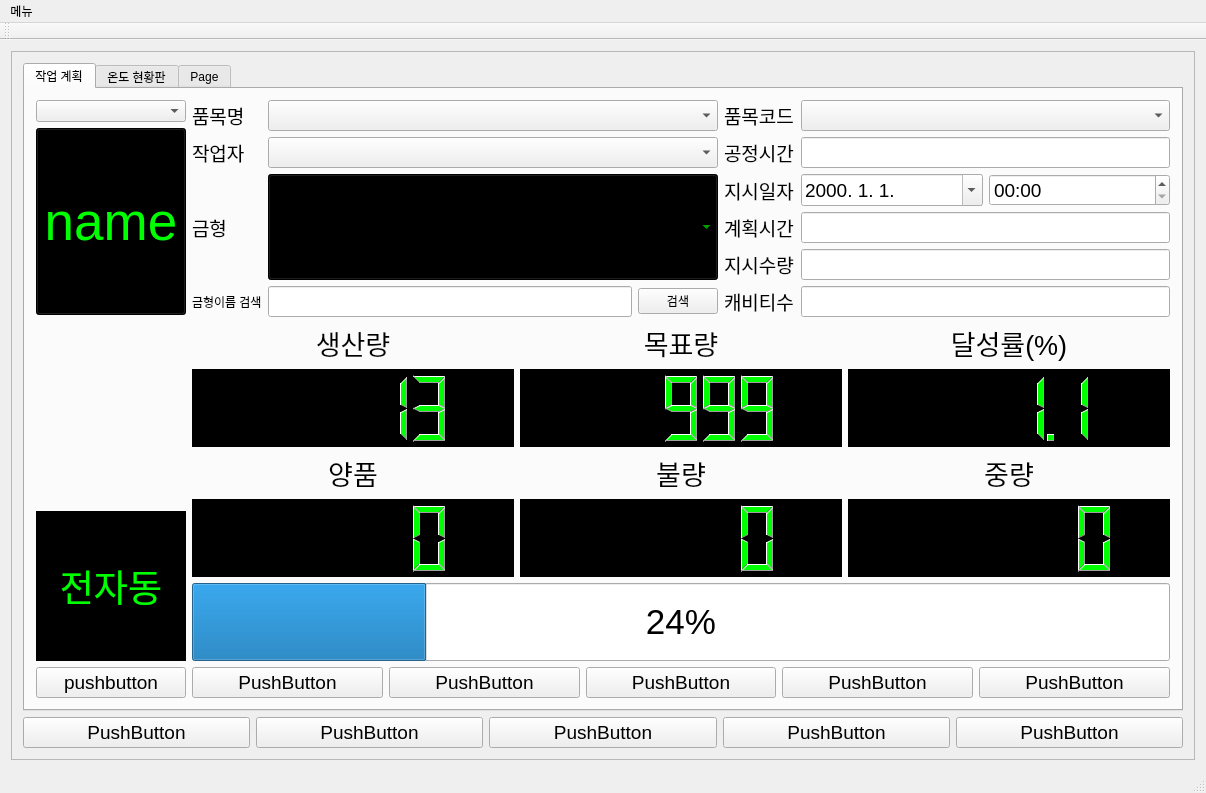
The window that mainwindow.ui (kimbakcho/QCproject) describes before a commit, drawn with Qt 5.
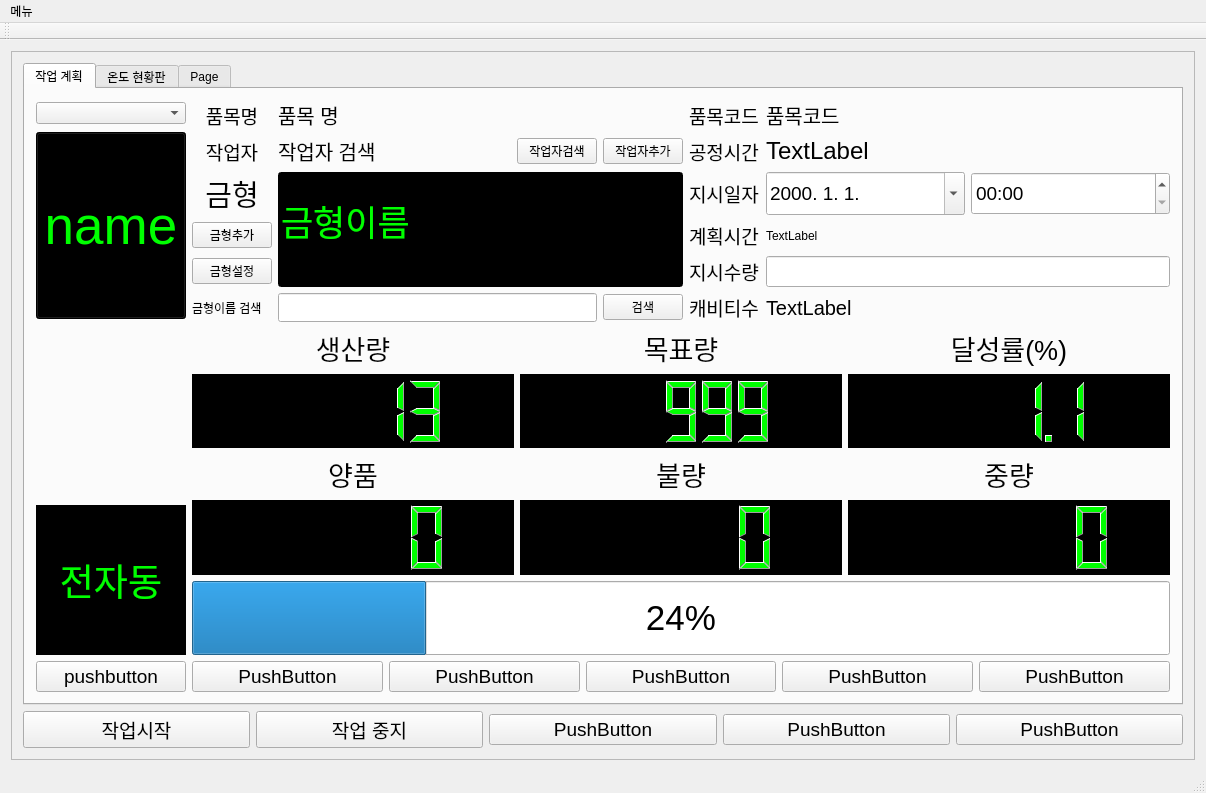
The same window after the commit. Icons and pictures are not drawn. Custom widgets are drawn as their Qt base class.

Patch:
```diff
--- a/mainwindow.ui
+++ b/mainwindow.ui
@@ -50,7 +50,7 @@
            </font>
           </property>
           <property name="text">
-           <string>PushButton</string>
+           <string>작업 중지</string>
           </property>
          </widget>
         </item>
@@ -74,7 +74,11 @@
            </font>
           </property>
           <property name="text">
-           <string>PushButton</string>
+           <string>작업시작</string>
+          </property>
+          <property name="icon">
+           <iconset resource="Res.qrc">
+            <normaloff>:/icon/icon/play-button.png</normaloff>:/icon/icon/play-button.png</iconset>
           </property>
          </widget>
         </item>
@@ -117,7 +121,7 @@
                <widget class="QComboBox" name="machinenamelistbox"/>
               </item>
               <item row="1" column="0">
-               <widget class="QPushButton" name="pushButton_2">
+               <widget class="QPushButton" name="machine_name_btn">
                 <property name="sizePolicy">
                  <sizepolicy hsizetype="Preferred" vsizetype="Preferred">
                   <horstretch>0</horstretch>
@@ -179,6 +183,9 @@
                 <property name="text">
                  <string>작업자</string>
                 </property>
+                <property name="alignment">
+                 <set>Qt::AlignCenter</set>
+                </property>
                </widget>
               </item>
               <item row="0" column="2">
@@ -193,30 +200,6 @@
                 </property>
                </widget>
               </item>
-              <item row="0" column="1">
-               <widget class="QComboBox" name="comboBox_2">
-                <property name="sizePolicy">
-                 <sizepolicy hsizetype="Preferred" vsizetype="Preferred">
-                  <horstretch>0</horstretch>
-                  <verstretch>0</verstretch>
-                 </sizepolicy>
-                </property>
-                <property name="font">
-                 <font>
-                  <pointsize>14</pointsize>
-                 </font>
-                </property>
-               </widget>
-              </item>
-              <item row="1" column="3">
-               <widget class="QLineEdit" name="lineEdit_4">
-                <property name="font">
-                 <font>
-                  <pointsize>14</pointsize>
-                 </font>
-                </property>
-               </widget>
-              </item>
               <item row="4" column="2">
                <widget class="QLabel" name="label_12">
                 <property name="font">
@@ -239,25 +222,13 @@
                 <property name="text">
                  <string>품목명</string>
                 </property>
+                <property name="alignment">
+                 <set>Qt::AlignCenter</set>
+                </property>
                </widget>
               </item>
               <item row="4" column="3">
-               <widget class="QLineEdit" name="lineEdit_10">
-                <property name="font">
-                 <font>
-                  <pointsize>14</pointsize>
-                 </font>
-                </property>
-               </widget>
-              </item>
-              <item row="0" column="3">
-               <widget class="QComboBox" name="comboBox_3">
-                <property name="sizePolicy">
-                 <sizepolicy hsizetype="Preferred" vsizetype="Preferred">
-                  <horstretch>0</horstretch>
-                  <verstretch>0</verstretch>
-                 </sizepolicy>
-                </property>
+               <widget class="QLineEdit" name="orders_count_LE">
                 <property name="font">
                  <font>
                   <pointsize>14</pointsize>
@@ -289,24 +260,6 @@
                 </property>
                </widget>
               </item>
-              <item row="3" column="3">
-               <widget class="QLineEdit" name="lineEdit_8">
-                <property name="font">
-                 <font>
-                  <pointsize>14</pointsize>
-                 </font>
-                </property>
-               </widget>
-              </item>
-              <item row="5" column="3">
-               <widget class="QLineEdit" name="lineEdit_12">
-                <property name="font">
-                 <font>
-                  <pointsize>14</pointsize>
-                 </font>
-                </property>
-               </widget>
-              </item>
               <item row="2" column="2">
                <widget class="QLabel" name="label_10">
                 <property name="font">
@@ -365,245 +318,6 @@
                 </item>
                </layout>
               </item>
-              <item row="1" column="1">
-               <widget class="QComboBox" name="comboBox_4">
-                <property name="sizePolicy">
-                 <sizepolicy hsizetype="Preferred" vsizetype="Preferred">
-                  <horstretch>0</horstretch>
-                  <verstretch>0</verstretch>
-                 </sizepolicy>
-                </property>
-                <property name="font">
-                 <font>
-                  <pointsize>14</pointsize>
-                 </font>
-                </property>
-               </widget>
-              </item>
-              <item row="2" column="0" rowspan="3">
-               <widget class="QLabel" name="label_6">
-                <property name="font">
-                 <font>
-                  <pointsize>14</pointsize>
-                 </font>
-                </property>
-                <property name="text">
-                 <string>금형</string>
-                </property>
-               </widget>
-              </item>
-              <item row="2" column="1" rowspan="3">
-               <widget class="QComboBox" name="mold_name_box">
-                <property name="sizePolicy">
-                 <sizepolicy hsizetype="Minimum" vsizetype="MinimumExpanding">
-                  <horstretch>0</horstretch>
-                  <verstretch>0</verstretch>
-                 </sizepolicy>
-                </property>
-                <property name="minimumSize">
-                 <size>
-                  <width>450</width>
-                  <height>0</height>
-                 </size>
-                </property>
-                <property name="palette">
-                 <palette>
-                  <active>
-                   <colorrole role="WindowText">
-                    <brush brushstyle="SolidPattern">
-                     <color alpha="255">
-                      <red>0</red>
-                      <green>255</green>
-                      <blue>0</blue>
-                     </color>
-                    </brush>
-                   </colorrole>
-                   <colorrole role="Button">
-                    <brush brushstyle="SolidPattern">
-                     <color alpha="255">
-                      <red>0</red>
-                      <green>0</green>
-                      <blue>0</blue>
-                     </color>
-                    </brush>
-                   </colorrole>
-                   <colorrole role="Text">
-                    <brush brushstyle="SolidPattern">
-                     <color alpha="255">
-                      <red>0</red>
-                      <green>255</green>
-                      <blue>0</blue>
-                     </color>
-                    </brush>
-                   </colorrole>
-                   <colorrole role="ButtonText">
-                    <brush brushstyle="SolidPattern">
-                     <color alpha="255">
-                      <red>0</red>
-                      <green>255</green>
-                      <blue>0</blue>
-                     </color>
-                    </brush>
-                   </colorrole>
-                   <colorrole role="Base">
-                    <brush brushstyle="SolidPattern">
-                     <color alpha="255">
-                      <red>0</red>
-                      <green>0</green>
-                      <blue>0</blue>
-                     </color>
-                    </brush>
-                   </colorrole>
-                   <colorrole role="Window">
-                    <brush brushstyle="SolidPattern">
-                     <color alpha="255">
-                      <red>0</red>
-                      <green>0</green>
-                      <blue>0</blue>
-                     </color>
-                    </brush>
-                   </colorrole>
-                  </active>
-                  <inactive>
-                   <colorrole role="WindowText">
-                    <brush brushstyle="SolidPattern">
-                     <color alpha="255">
-                      <red>0</red>
-                      <green>255</green>
-                      <blue>0</blue>
-                     </color>
-                    </brush>
-                   </colorrole>
-                   <colorrole role="Button">
-                    <brush brushstyle="SolidPattern">
-                     <color alpha="255">
-                      <red>0</red>
-                      <green>0</green>
-                      <blue>0</blue>
-                     </color>
-                    </brush>
-                   </colorrole>
-                   <colorrole role="Text">
-                    <brush brushstyle="SolidPattern">
-                     <color alpha="255">
-                      <red>0</red>
-                      <green>255</green>
-                      <blue>0</blue>
-                     </color>
-                    </brush>
-                   </colorrole>
-                   <colorrole role="ButtonText">
-                    <brush brushstyle="SolidPattern">
-                     <color alpha="255">
-                      <red>0</red>
-                      <green>255</green>
-                      <blue>0</blue>
-                     </color>
-                    </brush>
-                   </colorrole>
-                   <colorrole role="Base">
-                    <brush brushstyle="SolidPattern">
-                     <color alpha="255">
-                      <red>0</red>
-                      <green>0</green>
-                      <blue>0</blue>
-                     </color>
-                    </brush>
-                   </colorrole>
-                   <colorrole role="Window">
-                    <brush brushstyle="SolidPattern">
-                     <color alpha="255">
-                      <red>0</red>
-                      <green>0</green>
-                      <blue>0</blue>
-                     </color>
-                    </brush>
-                   </colorrole>
-                  </inactive>
-                  <disabled>
-                   <colorrole role="WindowText">
-                    <brush brushstyle="SolidPattern">
-                     <color alpha="255">
-                      <red>0</red>
-                      <green>255</green>
-                      <blue>0</blue>
-                     </color>
-                    </brush>
-                   </colorrole>
-                   <colorrole role="Button">
-                    <brush brushstyle="SolidPattern">
-                     <color alpha="255">
-                      <red>0</red>
-                      <green>0</green>
-                      <blue>0</blue>
-                     </color>
-                    </brush>
-                   </colorrole>
-                   <colorrole role="Text">
-                    <brush brushstyle="SolidPattern">
-                     <color alpha="255">
-                      <red>0</red>
-                      <green>255</green>
-                      <blue>0</blue>
-                     </color>
-                    </brush>
-                   </colorrole>
-                   <colorrole role="ButtonText">
-                    <brush brushstyle="SolidPattern">
-                     <color alpha="255">
-                      <red>0</red>
-                      <green>255</green>
-                      <blue>0</blue>
-                     </color>
-                    </brush>
-                   </colorrole>
-                   <colorrole role="Base">
-                    <brush brushstyle="SolidPattern">
-                     <color alpha="255">
-                      <red>0</red>
-                      <green>0</green>
-                      <blue>0</blue>
-                     </color>
-                    </brush>
-                   </colorrole>
-                   <colorrole role="Window">
-                    <brush brushstyle="SolidPattern">
-                     <color alpha="255">
-                      <red>0</red>
-                      <green>0</green>
-                      <blue>0</blue>
-                     </color>
-                    </brush>
-                   </colorrole>
-                  </disabled>
-                 </palette>
-                </property>
-                <property name="font">
-                 <font>
-                  <pointsize>28</pointsize>
-                 </font>
-                </property>
-                <property name="styleSheet">
-                 <string notr="true">QComboBox {
-	background:rgb(0, 0, 0);
-	color : rgb(0, 255, 0);
-}
-
-QComboBox::down-arrow {
-	image: url(:/icon/icon/download.png);
-}</string>
-                </property>
-                <property name="currentText">
-                 <string/>
-                </property>
-                <property name="iconSize">
-                 <size>
-                  <width>16</width>
-                  <height>16</height>
-                 </size>
-                </property>
-               </widget>
-              </item>
               <item row="5" column="1">
                <layout class="QHBoxLayout" name="horizontalLayout_2">
                 <item>
@@ -629,6 +343,160 @@
                 </item>
                </layout>
               </item>
+              <item row="4" column="0">
+               <widget class="QPushButton" name="pushButton_2">
+                <property name="text">
+                 <string>금형설정</string>
+                </property>
+               </widget>
+              </item>
+              <item row="3" column="0">
+               <widget class="QPushButton" name="pushButton_4">
+                <property name="text">
+                 <string>금형추가</string>
+                </property>
+               </widget>
+              </item>
+              <item row="2" column="0">
+               <widget class="QLabel" name="label_6">
+                <property name="font">
+                 <font>
+                  <pointsize>22</pointsize>
+                 </font>
+                </property>
+                <property name="text">
+                 <string>금형</string>
+                </property>
+                <property name="alignment">
+                 <set>Qt::AlignCenter</set>
+                </property>
+               </widget>
+              </item>
+              <item row="1" column="1">
+               <layout class="QHBoxLayout" name="horizontalLayout_3">
+                <item>
+                 <widget class="QLabel" name="works_name_label">
+                  <property name="font">
+                   <font>
+                    <pointsize>15</pointsize>
+                   </font>
+                  </property>
+                  <property name="text">
+                   <string>작업자 검색</string>
+                  </property>
+                 </widget>
+                </item>
+                <item>
+                 <widget class="QPushButton" name="pushButton_6">
+                  <property name="sizePolicy">
+                   <sizepolicy hsizetype="Maximum" vsizetype="Fixed">
+                    <horstretch>0</horstretch>
+                    <verstretch>0</verstretch>
+                   </sizepolicy>
+                  </property>
+                  <property name="text">
+                   <string>작업자검색</string>
+                  </property>
+                  <property name="icon">
+                   <iconset resource="Res.qrc">
+                    <normaloff>:/icon/icon/search.png</normaloff>:/icon/icon/search.png</iconset>
+                  </property>
+                 </widget>
+                </item>
+                <item>
+                 <widget class="QPushButton" name="pushButton_5">
+                  <property name="sizePolicy">
+                   <sizepolicy hsizetype="Maximum" vsizetype="Fixed">
+                    <horstretch>0</horstretch>
+                    <verstretch>0</verstretch>
+                   </sizepolicy>
+                  </property>
+                  <property name="text">
+                   <string>작업자추가</string>
+                  </property>
+                 </widget>
+                </item>
+               </layout>
+              </item>
+              <item row="0" column="1">
+               <widget class="QLabel" name="item_name_label">
+                <property name="font">
+                 <font>
+                  <pointsize>15</pointsize>
+                 </font>
+                </property>
+                <property name="text">
+                 <string>품목 명</string>
+                </property>
+               </widget>
+              </item>
+              <item row="0" column="3">
+               <widget class="QLabel" name="item_code_label">
+                <property name="font">
+                 <font>
+                  <pointsize>15</pointsize>
+                 </font>
+                </property>
+                <property name="text">
+                 <string>품목코드</string>
+                </property>
+               </widget>
+              </item>
+              <item row="1" column="3">
+               <widget class="QLabel" name="cycle_time_label">
+                <property name="font">
+                 <font>
+                  <pointsize>18</pointsize>
+                 </font>
+                </property>
+                <property name="text">
+                 <string>TextLabel</string>
+                </property>
+               </widget>
+              </item>
+              <item row="3" column="3">
+               <widget class="QLabel" name="label_18">
+                <property name="text">
+                 <string>TextLabel</string>
+                </property>
+               </widget>
+              </item>
+              <item row="5" column="3">
+               <widget class="QLabel" name="cabit_count">
+                <property name="font">
+                 <font>
+                  <pointsize>15</pointsize>
+                 </font>
+                </property>
+                <property name="text">
+                 <string>TextLabel</string>
+                </property>
+               </widget>
+              </item>
+              <item row="2" column="1" rowspan="3">
+               <widget class="QLineEdit" name="mold_name_box">
+                <property name="sizePolicy">
+                 <sizepolicy hsizetype="Minimum" vsizetype="Minimum">
+                  <horstretch>0</horstretch>
+                  <verstretch>0</verstretch>
+                 </sizepolicy>
+                </property>
+                <property name="font">
+                 <font>
+                  <pointsize>26</pointsize>
+                 </font>
+                </property>
+                <property name="styleSheet">
+                 <string notr="true">QLineEdit {
+	background-color : rgb(0, 0, 0);
+   color : rgb(0, 255, 0);
+}</string>
+                </property>
+                <property name="text">
+                 <string>금형이름</string>
+                </property>
+               </widget>
+              </item>
              </layout>
             </item>
             <item row="2" column="1" rowspan="2" colspan="5">
```
Left out of the diff: 12 changed lines with no effect on the pictures.
